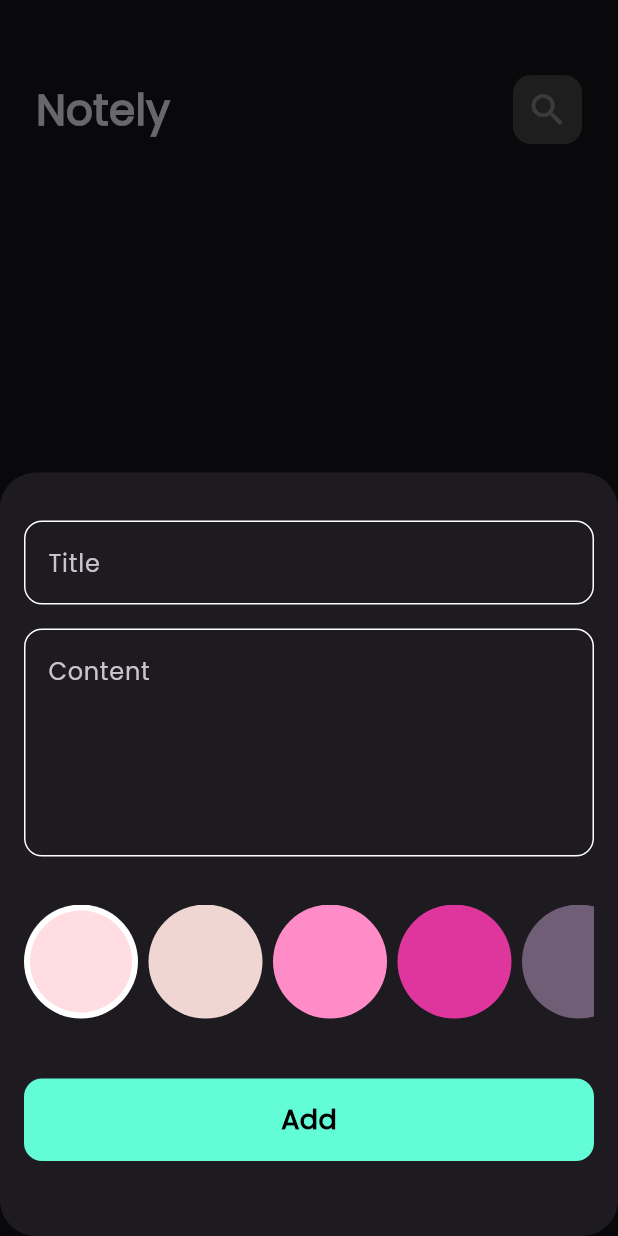
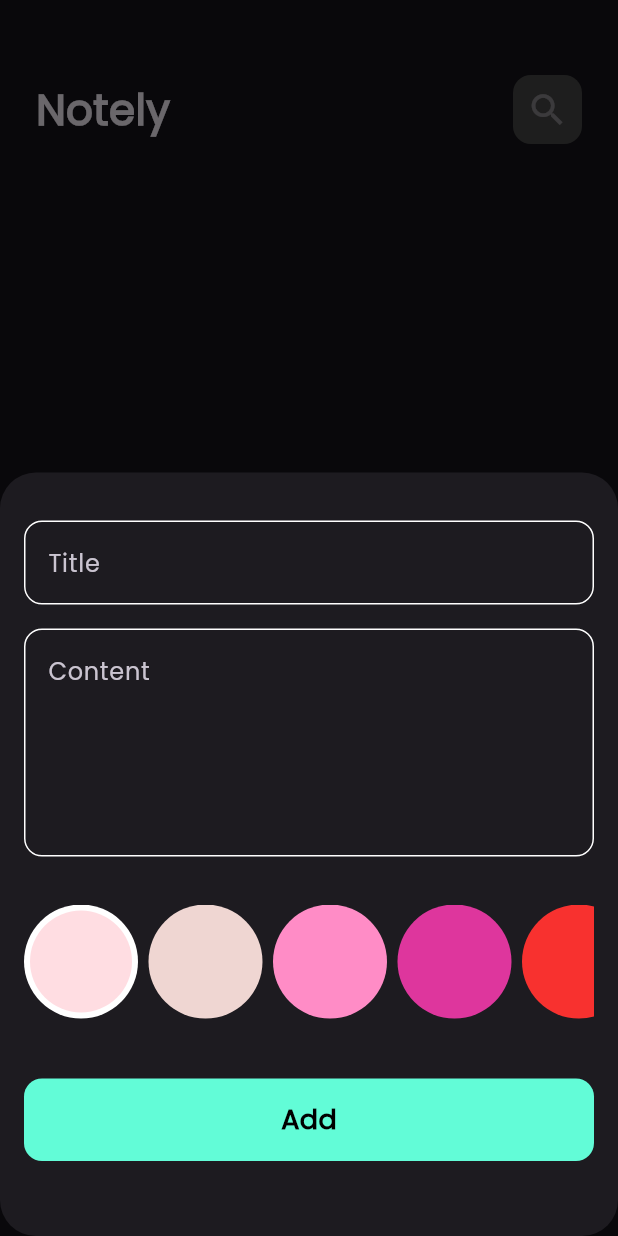
Before and after one commit to fares324/notely, a Flutter app: the screen it shows after launch, after a tap on the "add" icon, on a phone screen of 412 x 824 dp. Run offline on Flutter 3.47's test engine with Material 3 defaults, Android fonts, the phone set to English and light mode, and no system bars; our stand-ins replace bloc, flutter_bloc, hive, hive_flutter; accounts and stored records are empty.

Commit message:
app done

```diff
--- a/lib/constants.dart
+++ b/lib/constants.dart
@@ -2,3 +2,14 @@ import 'package:flutter/material.dart';
 
 const kprimaryClor = Color(0xff62FCD7);
 const kNotes = "Notes_box";
+List<Color> kcolors =const [
+    Color(0xffFFDDE2),
+    Color(0xffEFD6D2),
+    Color(0xffFF8CC6),
+    Color(0xffDE369D),
+    Color(0xffF8312F),
+    Color(0xffF9725C),
+    Color(0xffFFC312),
+    Color(0xff8A2BE2),
+    Color(0xffA9A9A9),
+  ];
--- a/lib/views/widgets/colors_list_view.dart
+++ b/lib/views/widgets/colors_list_view.dart
@@ -1,5 +1,6 @@
 import 'package:flutter/material.dart';
 import 'package:flutter_bloc/flutter_bloc.dart';
+import 'package:notely/constants.dart';
 import 'package:notely/cubits/add_note_cubit/add_note_cubit.dart';
 
 class ColorItem extends StatelessWidget {
@@ -34,20 +35,14 @@ class ColorsListView extends StatefulWidget {
 
 class _ColorsListViewState extends State<ColorsListView> {
   int currentindex = 0;
-  List<Color> colors = [
-    Color(0xffFFDDE2),
-    Color(0xffEFD6D2),
-    Color(0xffFF8CC6),
-    Color(0xffDE369D),
-    Color(0xff6F5E76),
-  ];
+
   @override
   Widget build(BuildContext context) {
     return SizedBox(
       height: 38 * 2,
       child: ListView.builder(
         scrollDirection: Axis.horizontal,
-        itemCount: colors.length,
+        itemCount: kcolors.length,
         itemBuilder: (context, index) {
           return Padding(
             padding: const EdgeInsets.only(right: 7),
@@ -55,11 +50,11 @@ class _ColorsListViewState extends State<ColorsListView> {
               onTap: () {
                 currentindex = index;
 
-                BlocProvider.of<AddNoteCubit>(context).color = colors[index];
+                BlocProvider.of<AddNoteCubit>(context).color = kcolors[index];
                 setState(() {});
               },
               child: ColorItem(
-                color: colors[index],
+                color: kcolors[index],
                 isActive: currentindex == index,
               ),
             ),
```
Also changed, not shown: lib/views/widgets/edit_note_colors_listview.dart (added, +48 -0 lines), lib/views/widgets/edit_note_view_body.dart (+12 -6 lines), pubspec.yaml (+12 -2 lines), assets/images/notelylogo.png (added).
